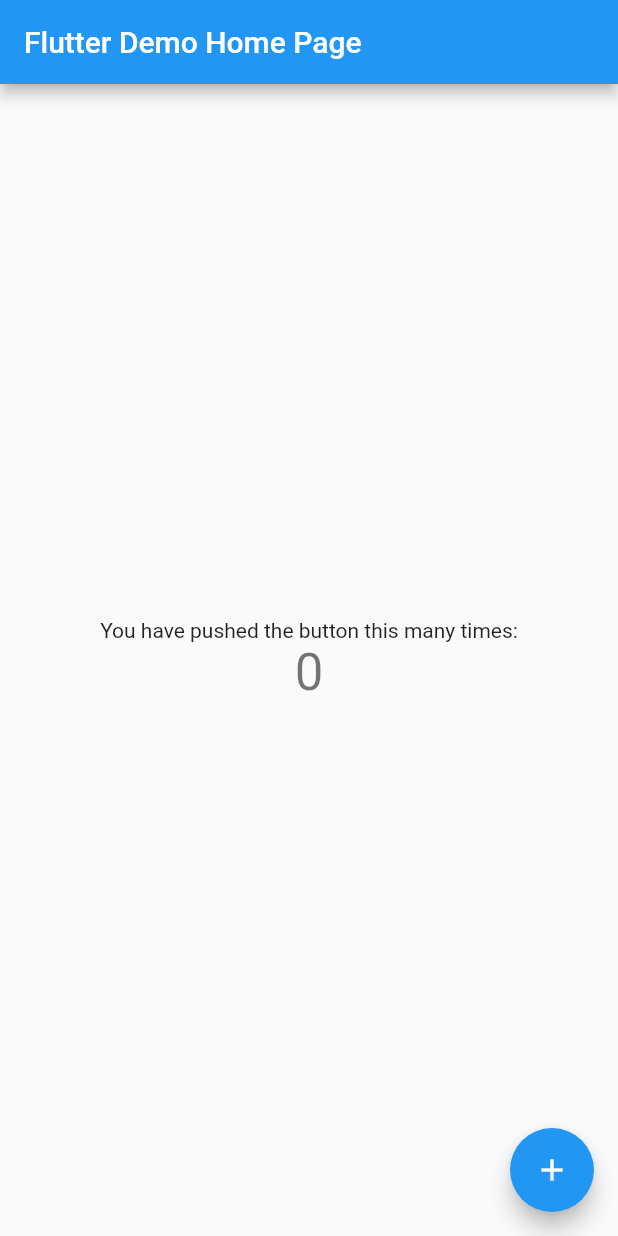
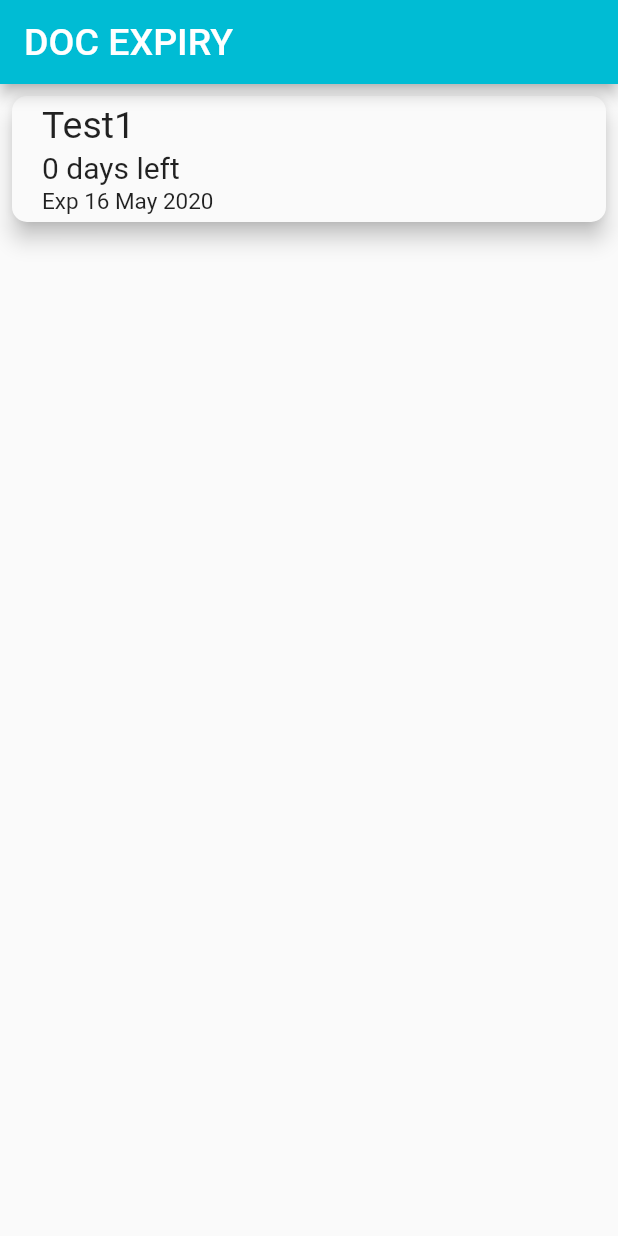
Before and after one commit to RobertRobern/docExpiry, a Flutter app: the screen it shows after launch, on a phone screen of 412 x 824 dp. Run offline on Flutter 3.47's test engine with Material 2 defaults, Android fonts, the phone set to English and light mode, and no system bars.

Commit message:
second commit

```diff
--- a/lib/main.dart
+++ b/lib/main.dart
@@ -1,117 +1,50 @@
 import 'package:flutter/material.dart';
 
-void main() {
-  runApp(MyApp());
-}
+void main() => runApp(DocExpiryApp());
 
-class MyApp extends StatelessWidget {
-  // This widget is the root of your application.
+class DocExpiryApp extends StatelessWidget {
   @override
   Widget build(BuildContext context) {
     return MaterialApp(
-      title: 'Flutter Demo',
-      theme: ThemeData(
-        // This is the theme of your application.
-        //
-        // Try running your application with "flutter run". You'll see the
-        // application has a blue toolbar. Then, without quitting the app, try
-        // changing the primarySwatch below to Colors.green and then invoke
-        // "hot reload" (press "r" in the console where you ran "flutter run",
-        // or simply save your changes to "hot reload" in a Flutter IDE).
-        // Notice that the counter didn't reset back to zero; the application
-        // is not restarted.
-        primarySwatch: Colors.blue,
-        // This makes the visual density adapt to the platform that you run
-        // the app on. For desktop platforms, the controls will be smaller and
-        // closer together (more dense) than on mobile platforms.
-        visualDensity: VisualDensity.adaptivePlatformDensity,
+      debugShowCheckedModeBanner: false,
+      title: 'DocExpiry',
+      theme: new ThemeData(primarySwatch: Colors.cyan),
+      home: Scaffold(
+        appBar: AppBar(
+          title: Text(
+            'DOC EXPIRY',
+            style: TextStyle(fontSize: 25, color: Colors.white),
+          ),
+        ),
+        body: Container(
+          padding: EdgeInsets.all(8.0),
+          width: double.infinity,
+          height: 100,
+          child: Material(
+            elevation: 6.0,
+            borderRadius: BorderRadius.circular(10),
+            child: Padding(
+              padding: const EdgeInsets.only(
+                left: 20,
+                top: 5,
+                bottom: 5,
+              ),
+              child: Column(
+                mainAxisAlignment: MainAxisAlignment.spaceBetween,
+                crossAxisAlignment: CrossAxisAlignment.start,
+                children: <Widget>[
+                  Text(
+                    'Test1',
+                    style: TextStyle(fontSize: 25.0),
+                  ),
+                  Text('0 days left', style: TextStyle(fontSize: 20.0)),
+                  Text('Exp 16 May 2020', style: TextStyle(fontSize: 15.0)),
+                ],
+              ),
+            ),
+          ),
+        ),
       ),
-      home: MyHomePage(title: 'Flutter Demo Home Page'),
     );
   }
 }
-
-class MyHomePage extends StatefulWidget {
-  MyHomePage({Key key, this.title}) : super(key: key);
-
-  // This widget is the home page of your application. It is stateful, meaning
-  // that it has a State object (defined below) that contains fields that affect
-  // how it looks.
-
-  // This class is the configuration for the state. It holds the values (in this
-  // case the title) provided by the parent (in this case the App widget) and
-  // used by the build method of the State. Fields in a Widget subclass are
-  // always marked "final".
-
-  final String title;
-
-  @override
-  _MyHomePageState createState() => _MyHomePageState();
-}
-
-class _MyHomePageState extends State<MyHomePage> {
-  int _counter = 0;
-
-  void _incrementCounter() {
-    setState(() {
-      // This call to setState tells the Flutter framework that something has
-      // changed in this State, which causes it to rerun the build method below
-      // so that the display can reflect the updated values. If we changed
-      // _counter without calling setState(), then the build method would not be
-      // called again, and so nothing would appear to happen.
-      _counter++;
-    });
-  }
-
-  @override
-  Widget build(BuildContext context) {
-    // This method is rerun every time setState is called, for instance as done
-    // by the _incrementCounter method above.
-    //
-    // The Flutter framework has been optimized to make rerunning build methods
-    // fast, so that you can just rebuild anything that needs updating rather
-    // than having to individually change instances of widgets.
-    return Scaffold(
-      appBar: AppBar(
-        // Here we take the value from the MyHomePage object that was created by
-        // the App.build method, and use it to set our appbar title.
-        title: Text(widget.title),
-      ),
-      body: Center(
-        // Center is a layout widget. It takes a single child and positions it
-        // in the middle of the parent.
-        child: Column(
-          // Column is also a layout widget. It takes a list of children and
-          // arranges them vertically. By default, it sizes itself to fit its
-          // children horizontally, and tries to be as tall as its parent.
-          //
-          // Invoke "debug painting" (press "p" in the console, choose the
-          // "Toggle Debug Paint" action from the Flutter Inspector in Android
-          // Studio, or the "Toggle Debug Paint" command in Visual Studio Code)
-          // to see the wireframe for each widget.
-          //
-          // Column has various properties to control how it sizes itself and
-          // how it positions its children. Here we use mainAxisAlignment to
-          // center the children vertically; the main axis here is the vertical
-          // axis because Columns are vertical (the cross axis would be
-          // horizontal).
-          mainAxisAlignment: MainAxisAlignment.center,
-          children: <Widget>[
-            Text(
-              'You have pushed the button this many times:',
-            ),
-            Text(
-              '$_counter',
-              style: Theme.of(context).textTheme.headline4,
-            ),
-          ],
-        ),
-      ),
-      floatingActionButton: FloatingActionButton(
-        onPressed: _incrementCounter,
-        tooltip: 'Increment',
-        child: Icon(Icons.add),
-      ), // This trailing comma makes auto-formatting nicer for build methods.
-    );
-  }
-}
--- a/pubspec.yaml
+++ b/pubspec.yaml
@@ -28,6 +28,7 @@ dependencies:
   # The following adds the Cupertino Icons font to your application.
   # Use with the CupertinoIcons class for iOS style icons.
   cupertino_icons: ^0.1.3
+  intl: ^0.16.1
 
 dev_dependencies:
   flutter_test:
```
Also changed, not shown: lib/util/utils.dart (added, +65 -0 lines), pubspec.lock, 1 other file.
